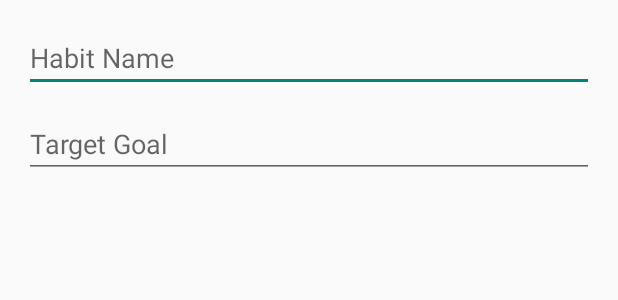
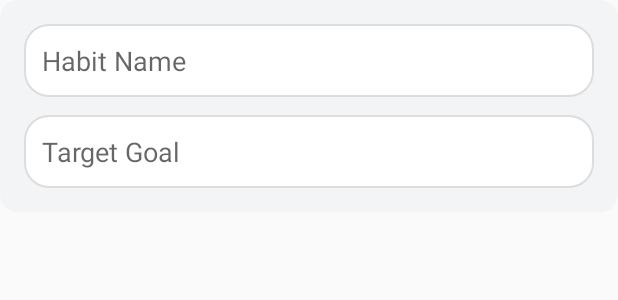
Before and after one commit to pranavpratheekmalleboyina/android-streakly, an Android app: the layout dialog_edit_habit.xml on its own in the app's theme, with its tools: preview values and no code run, on a phone screen of 412 x 824 dp. Shown: the top 300 px of the screen. Run offline under Robolectric (Android 15) with nearby library versions, the phone set to English and light mode, and no system bars.

Commit message:
Added the dialog boxes for the habit buttons,edited the edit box and organised the activities into packages

```diff
--- a/app/src/main/java/com/pranav/streakly/AddHabitActivity.java
+++ b/app/src/main/java/com/pranav/streakly/activities/AddHabitActivity.java
@@ -1,9 +1,7 @@
-package com.pranav.streakly;
+package com.pranav.streakly.activities;
 
 import android.app.AlertDialog;
-import android.content.SharedPreferences;
 import android.os.Bundle;
-import android.view.View;
 import android.widget.Button;
 import android.widget.EditText;
 import android.widget.Toast;
@@ -14,6 +12,7 @@ import com.google.firebase.auth.FirebaseAuth;
 import com.google.firebase.auth.FirebaseUser;
 import com.google.firebase.firestore.FirebaseFirestore;
 import com.google.firebase.firestore.FieldValue;
+import com.pranav.streakly.R;
 
 import java.util.HashMap;
 import java.util.Map;
--- a/app/src/main/java/com/pranav/streakly/HomeDashboardActivity.java
+++ b/app/src/main/java/com/pranav/streakly/activities/HomeDashboardActivity.java
@@ -1,4 +1,4 @@
-package com.pranav.streakly;
+package com.pranav.streakly.activities;
 
 import android.annotation.SuppressLint;
 import android.content.Intent;
@@ -6,12 +6,10 @@ import android.content.SharedPreferences;
 import android.media.SoundPool;
 import android.os.Bundle;
 import android.util.Log;
-import android.view.MenuItem;
 import android.view.View;
 import android.widget.TextView;
 import android.widget.Toast;
 
-import androidx.appcompat.app.AppCompatActivity;
 import androidx.recyclerview.widget.LinearLayoutManager;
 import androidx.recyclerview.widget.RecyclerView;
 
@@ -23,7 +21,9 @@ import com.google.firebase.firestore.DocumentSnapshot;
 import com.google.firebase.firestore.FieldValue;
 import com.google.firebase.firestore.FirebaseFirestore;
 import com.google.firebase.firestore.SetOptions;
+import com.pranav.streakly.R;
 import com.pranav.streakly.adapters.HabitAdapter;
+import com.pranav.streakly.base.NavigationActivity;
 import com.pranav.streakly.models.Habit;
 
 import java.util.ArrayList;
--- a/app/src/main/java/com/pranav/streakly/LoginActivity.java
+++ b/app/src/main/java/com/pranav/streakly/activities/LoginActivity.java
@@ -1,4 +1,4 @@
-package com.pranav.streakly;
+package com.pranav.streakly.activities;
 import android.content.Intent;
 import android.os.Bundle;
 import android.text.TextUtils;
@@ -9,6 +9,7 @@ import android.widget.Toast;
 
 import androidx.appcompat.app.AppCompatActivity;
 import com.google.firebase.auth.FirebaseAuth;
+import com.pranav.streakly.R;
 
 public class LoginActivity extends AppCompatActivity {
 
--- a/app/src/main/java/com/pranav/streakly/ProfileActivity.java
+++ b/app/src/main/java/com/pranav/streakly/activities/ProfileActivity.java
@@ -1,4 +1,4 @@
-package com.pranav.streakly;
+package com.pranav.streakly.activities;
 
 import android.app.Activity;
 import android.content.Intent;
@@ -14,12 +14,13 @@ import android.widget.Toast;
 import com.google.firebase.auth.FirebaseAuth;
 import com.google.firebase.auth.FirebaseUser;
 import com.google.firebase.auth.UserProfileChangeRequest;
+import com.pranav.streakly.R;
+import com.pranav.streakly.base.NavigationActivity;
 
 import androidx.activity.result.ActivityResultLauncher;
 import androidx.activity.result.contract.ActivityResultContracts;
 import androidx.annotation.Nullable;
 import androidx.appcompat.app.AlertDialog;
-import androidx.appcompat.app.AppCompatActivity;
 
 public class ProfileActivity extends NavigationActivity {
     boolean isEditing = false;
--- a/app/src/main/java/com/pranav/streakly/RegisterActivity.java
+++ b/app/src/main/java/com/pranav/streakly/activities/RegisterActivity.java
@@ -1,4 +1,4 @@
-package com.pranav.streakly;
+package com.pranav.streakly.activities;
 
 import android.content.Intent;
 import android.os.Bundle;
@@ -7,7 +7,6 @@ import android.util.Patterns;
 import android.widget.Button;
 import android.widget.EditText;
 import android.widget.TextView;
-import android.widget.Toast;
 
 import androidx.appcompat.app.AlertDialog;
 import androidx.appcompat.app.AppCompatActivity;
@@ -15,6 +14,7 @@ import androidx.appcompat.app.AppCompatActivity;
 import com.google.firebase.auth.FirebaseAuth;
 import com.google.firebase.auth.FirebaseUser;
 import com.google.firebase.database.FirebaseDatabase;
+import com.pranav.streakly.R;
 
 import java.util.Objects;
 
--- a/app/src/main/java/com/pranav/streakly/SplashActivity.java
+++ b/app/src/main/java/com/pranav/streakly/activities/SplashActivity.java
@@ -1,4 +1,4 @@
-package com.pranav.streakly;
+package com.pranav.streakly.activities;
 
 import android.annotation.SuppressLint;
 import android.content.Intent;
@@ -10,6 +10,8 @@ import android.view.animation.AlphaAnimation;
 import android.widget.ImageView;
 
 import androidx.appcompat.app.AppCompatActivity;
+
+import com.pranav.streakly.R;
 
 @SuppressLint("CustomSplashScreen")
 public class SplashActivity extends AppCompatActivity {
--- a/app/src/main/java/com/pranav/streakly/StatsActivity.java
+++ b/app/src/main/java/com/pranav/streakly/activities/StatsActivity.java
@@ -1,11 +1,11 @@
-package com.pranav.streakly;
+package com.pranav.streakly.activities;
 
 import android.graphics.Color;
 import android.os.Bundle;
 import android.widget.LinearLayout;
 import android.widget.TextView;
 import android.widget.Toast;
-import androidx.appcompat.app.AppCompatActivity;
+
 import androidx.recyclerview.widget.LinearLayoutManager;
 import androidx.recyclerview.widget.RecyclerView;
 import com.github.mikephil.charting.charts.BarChart;
@@ -28,7 +28,9 @@ import com.google.firebase.auth.FirebaseAuth;
 import com.google.firebase.auth.FirebaseUser;
 import com.google.firebase.firestore.DocumentSnapshot;
 import com.google.firebase.firestore.FirebaseFirestore;
+import com.pranav.streakly.R;
 import com.pranav.streakly.adapters.LeaderboardAdapter;
+import com.pranav.streakly.base.NavigationActivity;
 import com.pranav.streakly.helpers.StatsHelper;
 import com.pranav.streakly.models.Habit;
 import java.util.ArrayList;
--- a/app/src/main/java/com/pranav/streakly/WelcomeActivity.java
+++ b/app/src/main/java/com/pranav/streakly/activities/WelcomeActivity.java
@@ -1,11 +1,12 @@
-package com.pranav.streakly;
+package com.pranav.streakly.activities;
 
 import android.content.Intent;
 import android.os.Bundle;
-import android.view.View;
 import android.widget.Button;
 
 import androidx.appcompat.app.AppCompatActivity;
+
+import com.pranav.streakly.R;
 
 public class WelcomeActivity extends AppCompatActivity {
     private Button loginButton;
--- a/app/src/main/java/com/pranav/streakly/NavigationActivity.java
+++ b/app/src/main/java/com/pranav/streakly/base/NavigationActivity.java
@@ -1,10 +1,14 @@
-package com.pranav.streakly;
+package com.pranav.streakly.base;
 
 import android.content.Intent;
 import android.view.MenuItem;
 import androidx.annotation.NonNull;
 import androidx.appcompat.app.AppCompatActivity;
 import com.google.android.material.bottomnavigation.BottomNavigationView;
+import com.pranav.streakly.activities.HomeDashboardActivity;
+import com.pranav.streakly.activities.ProfileActivity;
+import com.pranav.streakly.R;
+import com.pranav.streakly.activities.StatsActivity;
 
 public abstract class NavigationActivity extends AppCompatActivity {
 
--- /dev/null
+++ b/app/src/main/java/com/pranav/streakly/enums/HabitAction.java
@@ -0,0 +1,5 @@
+package com.pranav.streakly.enums;
+
+public enum HabitAction {
+    EDIT, DELETE, LOG, RESET
+}
--- a/app/src/main/res/layout/dialog_edit_habit.xml
+++ b/app/src/main/res/layout/dialog_edit_habit.xml
@@ -2,18 +2,23 @@
     android:orientation="vertical"
     android:padding="16dp"
     android:layout_width="match_parent"
-    android:layout_height="wrap_content">
+    android:layout_height="wrap_content"
+    android:background="@drawable/habit_card_bg">
 
     <EditText
         android:id="@+id/etEditName"
         android:hint="Habit Name"
         android:layout_width="match_parent"
-        android:layout_height="wrap_content" />
+        android:layout_height="wrap_content"
+        android:background="@drawable/input_bg"
+        android:padding="12dp"/>
 
     <EditText
         android:id="@+id/etEditGoal"
         android:hint="Target Goal"
         android:layout_marginTop="12dp"
         android:layout_width="match_parent"
-        android:layout_height="wrap_content" />
+        android:layout_height="wrap_content"
+        android:background="@drawable/input_bg"
+        android:padding="12dp"/>
 </LinearLayout>
```
Also changed, not shown: app/src/main/AndroidManifest.xml (+9 -9 lines), app/src/main/java/com/pranav/streakly/adapters/HabitAdapter.java (+67 -12 lines).
